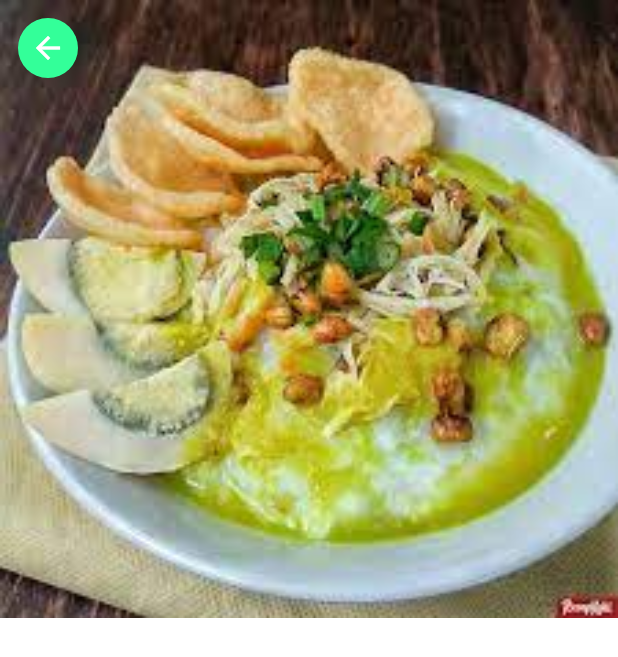
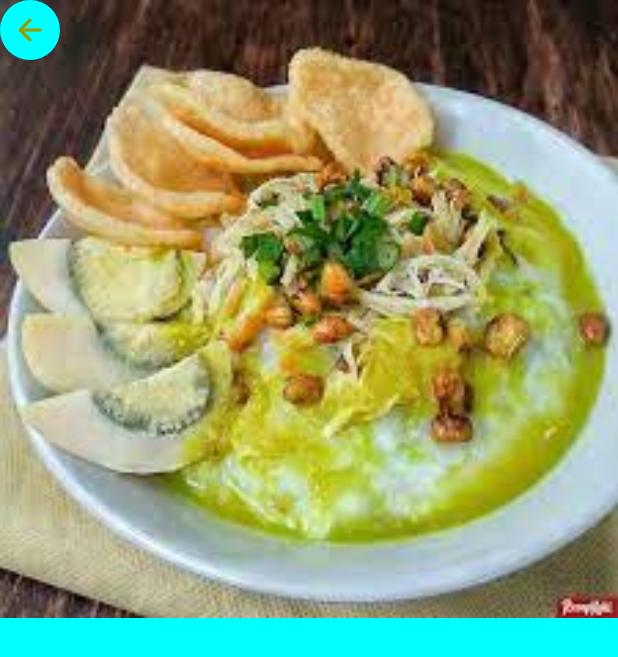
Before and after one commit to dedefaizzz/List-Kuliner, a Flutter app: the screen it shows after launch, after a tap on "Bubur", on a phone screen of 412 x 824 dp. Shown: the top 657 px of the screen. Run offline on Flutter 3.47's test engine with Material 2 defaults, Android fonts, the phone set to English and light mode, and no system bars.

Commit message:
list Item menggunakan InkWell & desain detail page

```diff
--- a/lib/detail_page.dart
+++ b/lib/detail_page.dart
@@ -1,6 +1,7 @@
 // tampilan halaman detail kuliner
 import 'package:flutter/material.dart';
 import 'package:list_kuliner/makanan.dart';
+import 'package:list_kuliner/styles.dart';
 
 class DetailPage extends StatelessWidget {
   final Makanan makanan;
@@ -8,35 +9,77 @@ class DetailPage extends StatelessWidget {
 
   @override
   Widget build(BuildContext context) {
-    return Stack(
-      children: <Widget>[
-        Image.asset(
-          makanan.gambar,
-          scale: 0.5,
-        ),
-        SafeArea(
-          child: Padding(
-            padding: const EdgeInsets.all(12),
-            child: Row(
-              mainAxisAlignment: MainAxisAlignment.spaceBetween,
-              children: [
-                CircleAvatar(
-                  backgroundColor: Color.fromRGBO(51, 255, 153, 1),
-                  child: IconButton(
-                    icon: const Icon(
-                      Icons.arrow_back,
-                      color: Colors.white,
-                    ),
-                    onPressed: () {
-                      Navigator.pop(context);
-                    },
+    return SafeArea(
+      child: Scaffold(
+        backgroundColor: pageBgColor,
+        body: SingleChildScrollView(
+          child: Column(
+            crossAxisAlignment: CrossAxisAlignment.stretch,
+            children: [
+              Stack(
+                children: [
+                  Image.asset(
+                    makanan.gambar,
+                    scale: 0.5,
                   ),
-                ),
-              ],
-            ),
+                  Row(
+                    children: [ButtonBack()],
+                  )
+                ],
+              )
+            ],
           ),
         ),
-      ],
+      ),
     );
   }
 }
+
+class ButtonBack extends StatelessWidget {
+  const ButtonBack({
+    super.key,
+  });
+
+  @override
+  Widget build(BuildContext context) {
+    return CircleAvatar(
+      backgroundColor: pageBgColor,
+      child: IconButton(
+        onPressed: () {
+          Navigator.pop(context);
+        },
+        icon: Icon(
+          Icons.arrow_back_rounded,
+          color: iconColor,
+        ),
+      ),
+    );
+  }
+}
+
+class ButtonLike extends StatefulWidget {
+  const ButtonLike({
+    super.key,
+  });
+
+  @override
+  State<StatefulWidget> createState() => _ButtonLike();
+}
+
+class _ButtonLike extends State<ButtonLike> {
+  @override
+  Widget build(BuildContext context) {
+    return CircleAvatar(
+      backgroundColor: pageBgColor,
+      child: IconButton(
+        onPressed: () {
+          Navigator.pop(context);
+        },
+        icon: Icon(
+          Icons.arrow_back_rounded,
+          color: iconColor,
+        ),
+      ),
+    );
+  }
+}
```
